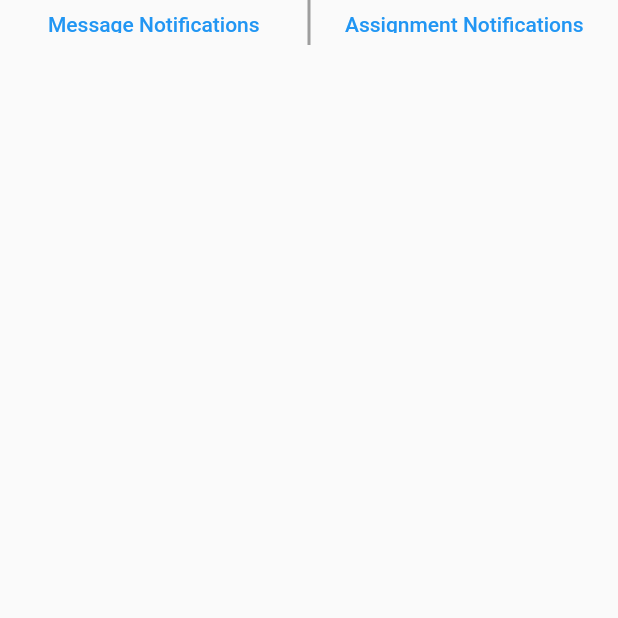
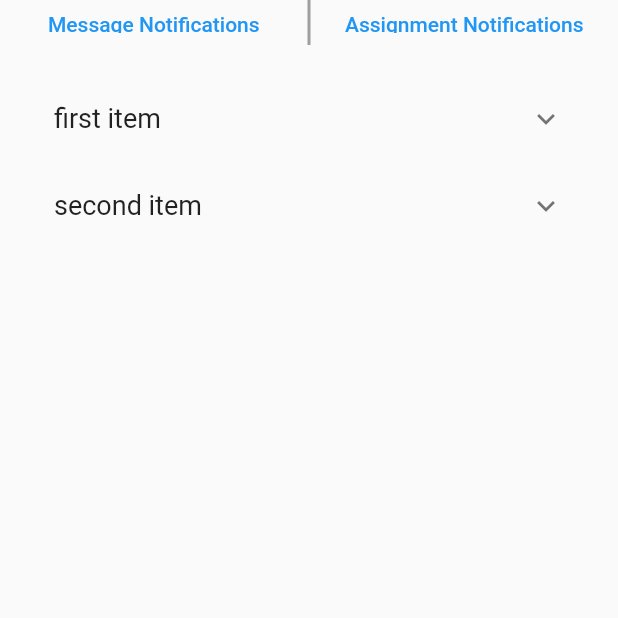
Before and after one commit to Lashwiga/4PageFlutterTemplate, a Flutter app: the Screen4 screen opened directly, on a phone screen of 412 x 824 dp, the top half of it. Run offline on Flutter 3.47's test engine with Material 2 defaults, Android fonts, the phone set to English and light mode, and no system bars.

Commit message:
added ListView for notifications

```diff
--- /dev/null
+++ b/lib/NotificationScreenListTile.dart
@@ -0,0 +1,27 @@
+import 'package:flutter/material.dart';
+
+class NotificationScreenListTile extends StatelessWidget {
+  NotificationScreenListTile({required this.title, required this.description});
+
+  final String title;
+  final String description;
+
+  @override
+  Widget build(BuildContext context) {
+  return ExpansionTile(
+    // key: PageStorageKey(this.widget.headerTitle),
+
+    title: Text(title,style: TextStyle(fontSize: 18),),
+
+    children: [
+      Text(description,style: TextStyle(fontSize: 14),),
+    ],
+
+    // onExpansionChanged: (value){
+    //   setState(() {
+    //     isExpand=value;
+    //   });
+    // },
+    );
+  }
+}
--- a/lib/screen_4.dart
+++ b/lib/screen_4.dart
@@ -1,4 +1,5 @@
 import 'package:flutter/material.dart';
+import 'NotificationScreenListTile.dart';
 
 class Screen4 extends StatefulWidget {
   @override
@@ -37,6 +38,26 @@ class _Screen4State extends State<Screen4> {
                 ],
               ),
             ),
+
+            Flexible(
+              child: ListView(
+                // TODO: basic listview, not memory efficient for long lists. May need ListView.builder()
+                padding: const EdgeInsets.all(20),
+                children: <Widget>[
+                  NotificationScreenListTile(
+                    title: "first item",
+                    description: "first item things lookit me go",
+                  ),
+                  NotificationScreenListTile(
+                    title: "second item",
+                    description: "second item things, we're different!",
+                  ),
+
+                ],
+
+              ),
+            ),
+
           ],
         )
       ),
```
